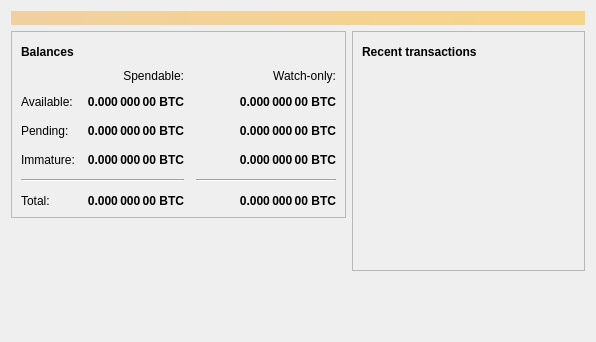
Above: src/qt/forms/overviewpage.ui from iobond/aib before the change. Below: the same form after it.
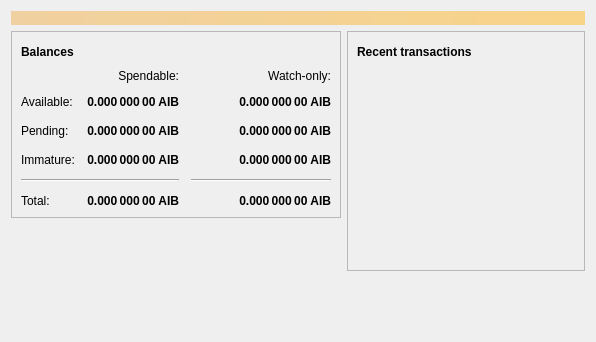
That is the form after the change. Icons and pictures are not drawn.

```diff
--- a/src/qt/forms/overviewpage.ui
+++ b/src/qt/forms/overviewpage.ui
@@ -129,7 +129,7 @@
                <string>Unconfirmed transactions to watch-only addresses</string>
               </property>
               <property name="text">
-               <string notr="true">0.000 000 00 BTC</string>
+               <string notr="true">0.000 000 00 AIB</string>
               </property>
               <property name="alignment">
                <set>Qt::AlignRight|Qt::AlignTrailing|Qt::AlignVCenter</set>
@@ -154,7 +154,7 @@
                <string>Total of transactions that have yet to be confirmed, and do not yet count toward the spendable balance</string>
               </property>
               <property name="text">
-               <string notr="true">0.000 000 00 BTC</string>
+               <string notr="true">0.000 000 00 AIB</string>
               </property>
               <property name="alignment">
                <set>Qt::AlignRight|Qt::AlignTrailing|Qt::AlignVCenter</set>
@@ -179,7 +179,7 @@
                <string>Mined balance in watch-only addresses that has not yet matured</string>
               </property>
               <property name="text">
-               <string notr="true">0.000 000 00 BTC</string>
+               <string notr="true">0.000 000 00 AIB</string>
               </property>
               <property name="alignment">
                <set>Qt::AlignRight|Qt::AlignTrailing|Qt::AlignVCenter</set>
@@ -237,7 +237,7 @@
                <string>Mined balance that has not yet matured</string>
               </property>
               <property name="text">
-               <string notr="true">0.000 000 00 BTC</string>
+               <string notr="true">0.000 000 00 AIB</string>
               </property>
               <property name="alignment">
                <set>Qt::AlignRight|Qt::AlignTrailing|Qt::AlignVCenter</set>
@@ -282,7 +282,7 @@
                <string>Your current total balance</string>
               </property>
               <property name="text">
-               <string notr="true">0.000 000 00 BTC</string>
+               <string notr="true">0.000 000 00 AIB</string>
               </property>
               <property name="alignment">
                <set>Qt::AlignRight|Qt::AlignTrailing|Qt::AlignVCenter</set>
@@ -307,7 +307,7 @@
                <string>Current total balance in watch-only addresses</string>
               </property>
               <property name="text">
-               <string notr="true">0.000 000 00 BTC</string>
+               <string notr="true">0.000 000 00 AIB</string>
               </property>
               <property name="alignment">
                <set>Qt::AlignRight|Qt::AlignTrailing|Qt::AlignVCenter</set>
@@ -349,7 +349,7 @@
                <string>Your current spendable balance</string>
               </property>
               <property name="text">
-               <string notr="true">0.000 000 00 BTC</string>
+               <string notr="true">0.000 000 00 AIB</string>
               </property>
               <property name="alignment">
                <set>Qt::AlignRight|Qt::AlignTrailing|Qt::AlignVCenter</set>
@@ -374,7 +374,7 @@
                <string>Your current balance in watch-only addresses</string>
               </property>
               <property name="text">
-               <string notr="true">0.000 000 00 BTC</string>
+               <string notr="true">0.000 000 00 AIB</string>
               </property>
               <property name="alignment">
                <set>Qt::AlignRight|Qt::AlignTrailing|Qt::AlignVCenter</set>
```
